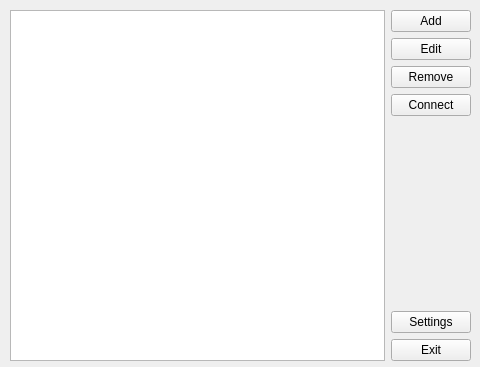
The window that src/contactlistwindow.ui (thomas-picariello/SDTP) describes before a commit, drawn with Qt 5.
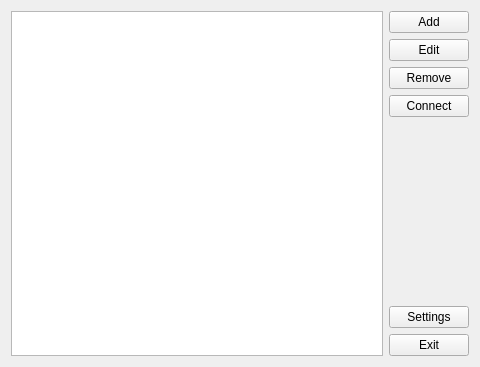
The same window after the commit.

Commit message: Main Window Resizable

The edit to the form file:
```diff
--- a/src/contactlistwindow.ui
+++ b/src/contactlistwindow.ui
@@ -13,25 +13,7 @@
   <property name="windowTitle">
    <string>SVoIP</string>
   </property>
-  <widget class="QWidget" name="">
-   <property name="geometry">
-    <rect>
-     <x>10</x>
-     <y>10</y>
-     <width>461</width>
-     <height>351</height>
-    </rect>
-   </property>
-   <layout class="QHBoxLayout" name="horizontalLayout" stretch="0,0">
-    <property name="spacing">
-     <number>6</number>
-    </property>
-    <property name="sizeConstraint">
-     <enum>QLayout::SetMinimumSize</enum>
-    </property>
-    <property name="margin">
-     <number>0</number>
-    </property>
+  <layout class="QHBoxLayout" name="horizontalLayout">
     <item>
      <widget class="QListWidget" name="list"/>
     </item>
@@ -98,7 +80,6 @@
      </layout>
     </item>
    </layout>
-  </widget>
  </widget>
  <resources/>
  <connections/>
```
Lines whose indentation alone changed are shown as unchanged.
